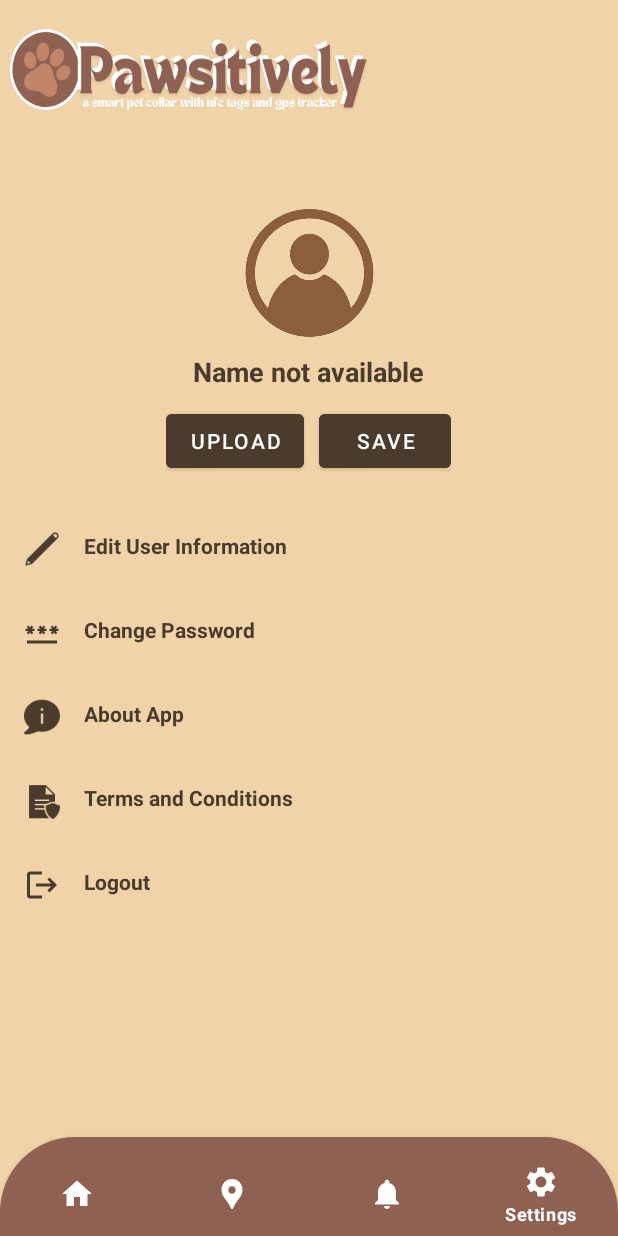
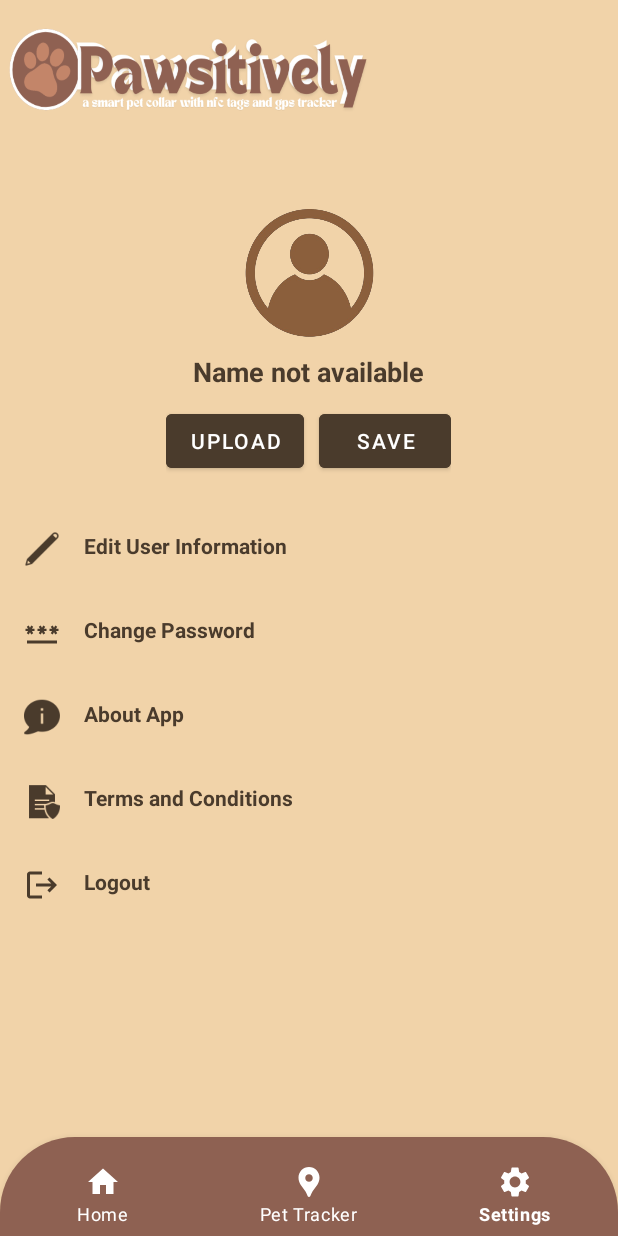
Before and after one commit to Noy-98/pawsitively, an Android app: the SettingsDashboard screen opened directly, with no data from a screen before it, on a phone screen of 412 x 824 dp. Run offline under Robolectric (Android 15) with nearby library versions, the phone set to English and light mode, and no system bars; our stand-ins replace CircleImageView, Firebase (no records; nobody signed in at launch, a user with empty details on screens opened directly); pictures from the network do not load.

Commit message:
Add Features Part 14

```diff
--- a/app/src/main/java/com/example/pawsitively/MapsDashboard.java
+++ b/app/src/main/java/com/example/pawsitively/MapsDashboard.java
@@ -60,11 +60,6 @@ public class MapsDashboard extends AppCompatActivity implements OnMapReadyCallba
                     overridePendingTransition(R.anim.slide_in_right, R.anim.slide_out_left);
                     return true;
                 } else if (item.getItemId() == R.id.maps) {
-                    return true;
-                } else if (item.getItemId() == R.id.notification) {
-                    startActivity(new Intent(getApplicationContext(), NotificationDashboard.class));
-                    overridePendingTransition(R.anim.slide_in_right, R.anim.slide_out_left);
-                    finish();
                     return true;
                 } else if (item.getItemId() == R.id.settings) {
                     startActivity(new Intent(getApplicationContext(), SettingsDashboard.class));
--- a/app/src/main/java/com/example/pawsitively/SettingsDashboard.java
+++ b/app/src/main/java/com/example/pawsitively/SettingsDashboard.java
@@ -76,11 +76,6 @@ public class SettingsDashboard extends AppCompatActivity {
                 } else if (item.getItemId() == R.id.maps) {
                     startActivity(new Intent(getApplicationContext(), MapsDashboard.class));
                     overridePendingTransition(R.anim.slide_in_right, R.anim.slide_out_left);
-                    return true;
-                } else if (item.getItemId() == R.id.notification) {
-                    startActivity(new Intent(getApplicationContext(), NotificationDashboard.class));
-                    overridePendingTransition(R.anim.slide_in_right, R.anim.slide_out_left);
-                    finish();
                     return true;
                 } else if (item.getItemId() == R.id.settings) {
                     return true;
--- /dev/null
+++ b/app/src/main/res/drawable/baseline_notifications_active_24.xml
@@ -0,0 +1,5 @@
+<vector xmlns:android="http://schemas.android.com/apk/res/android" android:height="24dp" android:tint="#F60505" android:viewportHeight="24" android:viewportWidth="24" android:width="24dp">
+
+    <path android:fillColor="@android:color/white" android:pathData="M7.58,4.08L6.15,2.65C3.75,4.48 2.17,7.3 2.03,10.5h2c0.15,-2.65 1.51,-4.97 3.55,-6.42zM19.97,10.5h2c-0.15,-3.2 -1.73,-6.02 -4.12,-7.85l-1.42,1.43c2.02,1.45 3.39,3.77 3.54,6.42zM18,11c0,-3.07 -1.64,-5.64 -4.5,-6.32L13.5,4c0,-0.83 -0.67,-1.5 -1.5,-1.5s-1.5,0.67 -1.5,1.5v0.68C7.63,5.36 6,7.92 6,11v5l-2,2v1h16v-1l-2,-2v-5zM12,22c0.14,0 0.27,-0.01 0.4,-0.04 0.65,-0.14 1.18,-0.58 1.44,-1.18 0.1,-0.24 0.15,-0.5 0.15,-0.78h-4c0.01,1.1 0.9,2 2.01,2z"/>
+
+</vector>
--- a/app/src/main/res/layout/activity_maps_dashboard.xml
+++ b/app/src/main/res/layout/activity_maps_dashboard.xml
@@ -29,6 +29,6 @@
         app:layout_constraintBottom_toBottomOf="parent"
         app:layout_constraintEnd_toEndOf="parent"
         app:layout_constraintStart_toStartOf="parent"
-        app:menu="@menu/bottom_nav_menu" />
+        app:menu="@menu/bottom_nav_menu_2" />
 
 </androidx.constraintlayout.widget.ConstraintLayout>
--- a/app/src/main/res/layout/activity_settings_dashboard.xml
+++ b/app/src/main/res/layout/activity_settings_dashboard.xml
@@ -218,6 +218,6 @@
         app:layout_constraintBottom_toBottomOf="parent"
         app:layout_constraintEnd_toEndOf="parent"
         app:layout_constraintStart_toStartOf="parent"
-        app:menu="@menu/bottom_nav_menu" />
+        app:menu="@menu/bottom_nav_menu_2" />
 
 </androidx.constraintlayout.widget.ConstraintLayout>
--- /dev/null
+++ b/app/src/main/res/menu/bottom_nav_menu_2.xml
@@ -0,0 +1,17 @@
+<?xml version="1.0" encoding="utf-8"?>
+<menu xmlns:android="http://schemas.android.com/apk/res/android"
+    xmlns:app="http://schemas.android.com/apk/res-auto">
+
+    <item
+        android:id="@+id/home"
+        android:icon="@drawable/baseline_home_24"
+        android:title="Home"/>
+    <item
+        android:id="@+id/maps"
+        android:icon="@drawable/baseline_location_pin_24"
+        android:title="Pet Tracker"/>
+    <item
+        android:id="@+id/settings"
+        android:icon="@drawable/baseline_settings_24"
+        android:title="Settings"/>
+</menu>
--- a/app/src/main/res/values/colors.xml
+++ b/app/src/main/res/values/colors.xml
@@ -10,6 +10,7 @@
     <color name="white">#FFFFFF</color>
     <color name="black">#000000</color>
     <color name="colorPrimary">#6200EE</color>
+    <color name="red">#FF0000</color>
 
 <!-- Add other color definitions here -->
 </resources>
```
Also changed, not shown: app/src/main/AndroidManifest.xml (+1 -14 lines), app/src/main/java/com/example/pawsitively/HomeDashboard.java (+126 -11 lines).
